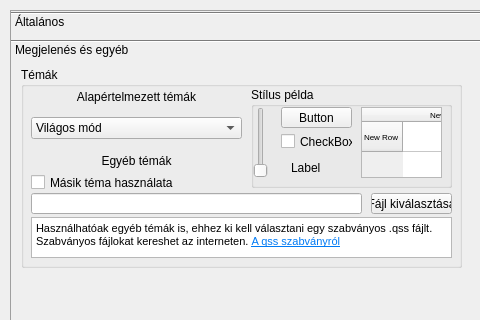
Before: the Qt Designer form src-cpp/vezerlo-gui/settings.ui in KerteszDomokos/tengeralattjaro-cpp, drawn with Qt 5; both pictures show x 0 to 480 and y 0 to 320 of the 911 by 490 pixel window.
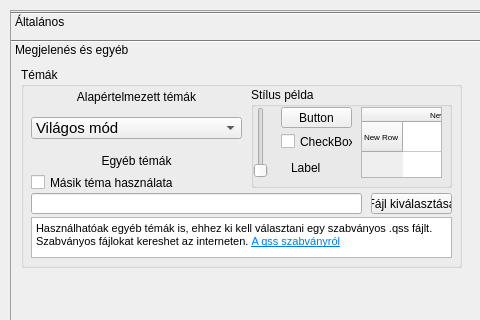
After: the same form once the commit is applied.

Commit message:
QSS információ megnyitása
Link megnyitása a browserben

The edit to the form file:
```diff
--- a/src-cpp/vezerlo-gui/settings.ui
+++ b/src-cpp/vezerlo-gui/settings.ui
@@ -365,7 +365,7 @@
        </rect>
       </property>
       <property name="styleSheet">
-       <string notr="true">QComboBox{font-size:10 px;}</string>
+       <string notr="true">QComboBox{font-size: 11pt;}</string>
       </property>
       <item>
        <property name="text">
```
Left out of the diff: 4 changed lines with no effect on the pictures. The commit also changes 1 other file.
